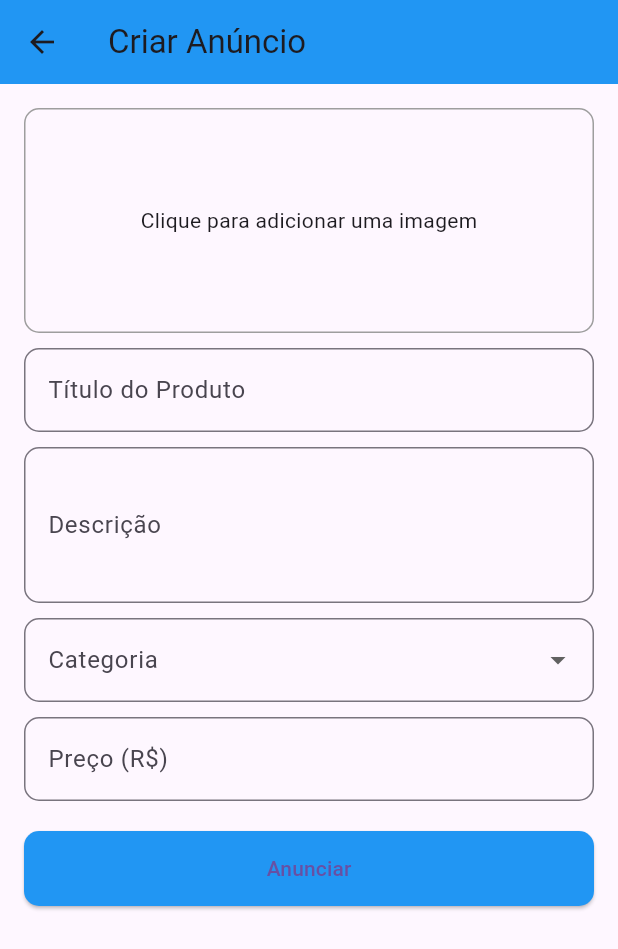
After one commit to joaomanoel1532/Bit-Share, a Flutter app: the telaCriarAnuncio screen opened directly, on a phone screen of 412 x 824 dp. The commit adds this screen. Shown: the top 949 px of the screen. Run offline on Flutter 3.47's test engine with Material 3 defaults, Android fonts, the phone set to English and light mode, and no system bars; our stand-ins replace cloud_firestore, firebase_auth, firebase_core; accounts and stored records are empty.

Commit message:
Criação da tela de criar anuncio

```diff
--- /dev/null
+++ b/lib/pages/telaCriarAnuncio.dart
@@ -0,0 +1,139 @@
+import 'package:flutter/material.dart';
+import 'dart:io';
+
+class telaCriarAnuncio extends StatefulWidget {
+  const telaCriarAnuncio({super.key});
+
+  @override
+  telaCriarAnuncioState createState() => telaCriarAnuncioState();
+}
+
+class telaCriarAnuncioState extends State<telaCriarAnuncio> {
+  File? _image;
+  final TextEditingController tituloController = TextEditingController();
+  final TextEditingController descricaoController = TextEditingController();
+  final TextEditingController precoController = TextEditingController();
+  String? categoriaSelecionada;
+
+  // Função para salvar o anúncio
+  void _salvarAnuncio() {
+    String titulo = tituloController.text;
+    String descricao = descricaoController.text;
+    String preco = precoController.text;
+
+    if (titulo.isEmpty || descricao.isEmpty || preco.isEmpty || categoriaSelecionada == null || _image == null) {
+      ScaffoldMessenger.of(context).showSnackBar(
+        const SnackBar(content: Text('Preencha todos os campos!')),
+      );
+      return;
+    }
+
+    // Simulação de envio
+    print("Anúncio Salvo:\nTítulo: $titulo\nDescrição: $descricao\nCategoria: $categoriaSelecionada\nPreço: $preco\nImagem: ${_image!.path}");
+
+    ScaffoldMessenger.of(context).showSnackBar(
+      const SnackBar(content: Text('Anúncio salvo com sucesso!')),
+    );
+  }
+
+  @override
+  Widget build(BuildContext context) {
+    return Scaffold(
+      appBar: AppBar(
+        title: const Text('Criar Anúncio'),
+        backgroundColor: Colors.blue,
+      ),
+      body: Padding(
+        padding: const EdgeInsets.all(16.0),
+        child: SingleChildScrollView(
+          child: Column(
+            children: [
+              // Botão para adicionar imagem
+              GestureDetector(
+                child: Container(
+                  height: 150,
+                  width: double.infinity,
+                  decoration: BoxDecoration(
+                    border: Border.all(color: Colors.grey),
+                    borderRadius: BorderRadius.circular(10),
+                  ),
+                  child: _image == null
+                      ? const Center(child: Text('Clique para adicionar uma imagem'))
+                      : Image.file(_image!, fit: BoxFit.cover),
+                ),
+              ),
+              const SizedBox(height: 10),
+
+              // Caixa de entrada para o título
+              TextField(
+                controller: tituloController,
+                decoration: InputDecoration(
+                  labelText: 'Título do Produto',
+                  border: OutlineInputBorder(borderRadius: BorderRadius.circular(10)),
+                ),
+              ),
+              const SizedBox(height: 10),
+
+              // Caixa de entrada para a descrição
+              TextField(
+                controller: descricaoController,
+                maxLines: 3,
+                decoration: InputDecoration(
+                  labelText: 'Descrição',
+                  border: OutlineInputBorder(borderRadius: BorderRadius.circular(10)),
+                ),
+              ),
+              const SizedBox(height: 10),
+
+              // Seleção de categoria
+              DropdownButtonFormField<String>(
+                value: categoriaSelecionada,
+                items: ['Eletrônicos', 'Livros', 'Componentes', 'Acessórios']
+                    .map((String categoria) => DropdownMenuItem(
+                          value: categoria,
+                          child: Text(categoria),
+                        ))
+                    .toList(),
+                onChanged: (value) {
+                  setState(() {
+                    categoriaSelecionada = value;
+                  });
+                },
+                decoration: InputDecoration(
+                  labelText: 'Categoria',
+                  border: OutlineInputBorder(borderRadius: BorderRadius.circular(10)),
+                ),
+              ),
+              const SizedBox(height: 10),
+
+              // Caixa de entrada para o preço
+              TextField(
+                controller: precoController,
+                keyboardType: TextInputType.number,
+                decoration: InputDecoration(
+                  labelText: 'Preço (R\$)',
+                  border: OutlineInputBorder(borderRadius: BorderRadius.circular(10)),
+                ),
+              ),
+              const SizedBox(height: 20),
+
+              // Botão de Anunciar
+              SizedBox(
+                width: double.infinity,
+                child: ElevatedButton(
+                  onPressed: _salvarAnuncio,
+                  child: const Text('Anunciar'),
+                  style: ElevatedButton.styleFrom(
+                    backgroundColor: Colors.blue,
+                    padding: const EdgeInsets.symmetric(vertical: 15),
+                    shape: RoundedRectangleBorder(borderRadius: BorderRadius.circular(10)),
+                  ),
+                ),
+              ),
+            ],
+          ),
+        ),
+      ),
+    );
+  }
+}
--- a/lib/pages/telaHome.dart
+++ b/lib/pages/telaHome.dart
@@ -1,4 +1,5 @@
 import 'package:flutter/material.dart';
+import 'telaCriarAnuncio.dart';
 
 class HomeScreen extends StatelessWidget {
   const HomeScreen({super.key});
@@ -141,7 +142,12 @@ class HomeScreen extends StatelessWidget {
         ],
         currentIndex: 0, // Índice selecionado (Home)
         onTap: (index) {
-          // Navegar para outras telas
+          if (index == 1) { // Se o usuário clicar em "Anunciar"
+            Navigator.push(
+              context,
+              MaterialPageRoute(builder: (context) => const telaCriarAnuncio()),
+            );
+          }
         },
       ),
     );
```
